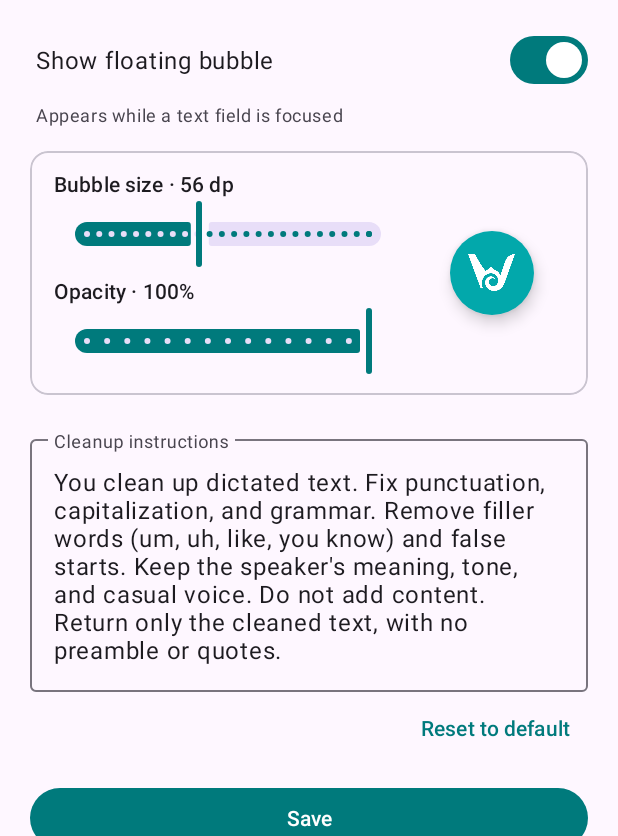
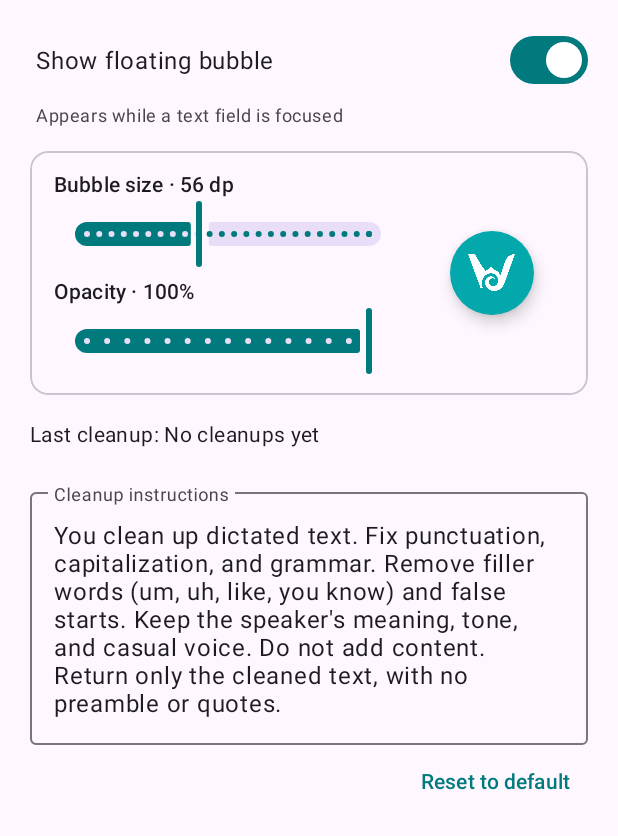
Before and after one commit to tobijeh/Wirlwind, an Android app: the screen it shows after launch (MainActivity), on a phone screen of 412 x 824 dp, the part 400-1236 px from its top. Run offline under Robolectric (Android 15) with nearby library versions, the phone set to English and light mode, and no system bars; 4 statements that could not run were skipped.

Commit message:
Show cleanup errors in the bubble label and record the last result
Toasts from the accessibility overlay may not appear on some phones,
so failures now stay on the bubble for four seconds and the settings
screen shows the last cleanup result.

Co-Authored-By: Claude Opus 5.5 <noreply@anthropic.com>
Claude-Session: https://claude.ai/code/session_015iPVgnDrpLSsnnFGqY5ZRx

```diff
--- a/app/src/main/java/org/wirl/BubbleService.kt
+++ b/app/src/main/java/org/wirl/BubbleService.kt
@@ -212,15 +212,17 @@ class BubbleService : AccessibilityService() {
 
     private fun succeed() {
         setState(State.DONE)
+        prefs.lastResult = "Cleaned up at ${java.text.DateFormat.getTimeInstance().format(java.util.Date())}"
         showLabel(getString(R.string.cleaned_banner), 2500)
         handler.postDelayed(resetDoneRunnable, 1500)
         scheduleCheck(0)
     }
 
+    /** Shows the reason in the bubble's label (it stays visible), and records it for the settings screen. */
     private fun fail(message: String) {
         setState(State.IDLE)
-        hideLabel()
-        toast(message)
+        Prefs(this).lastResult = "Failed: $message"
+        showLabel(message, 4000)
         scheduleCheck(0)
     }
 
--- a/app/src/main/java/org/wirl/MainActivity.kt
+++ b/app/src/main/java/org/wirl/MainActivity.kt
@@ -87,6 +87,7 @@ class MainActivity : AppCompatActivity() {
         } else {
             "${getString(R.string.api_key_saved)}: …${key.takeLast(4)}"
         }
+        binding.lastResult.text = "Last cleanup: ${prefs.lastResult}"
         val enabled = isServiceEnabled()
         binding.accessibilityStatus.setText(
             if (enabled) R.string.accessibility_on else R.string.accessibility_off,
--- a/app/src/main/java/org/wirl/Prefs.kt
+++ b/app/src/main/java/org/wirl/Prefs.kt
@@ -46,6 +46,11 @@ class Prefs(context: Context) {
         get() = plain.getInt(KEY_BUBBLE_OPACITY, DEFAULT_BUBBLE_OPACITY).coerceIn(MIN_BUBBLE_OPACITY, MAX_BUBBLE_OPACITY)
         set(value) = plain.edit().putInt(KEY_BUBBLE_OPACITY, value).apply()
 
+    /** What the last cleanup did, shown on the settings screen so failures can be read later. */
+    var lastResult: String
+        get() = plain.getString(KEY_LAST_RESULT, "No cleanups yet").orEmpty()
+        set(value) = plain.edit().putString(KEY_LAST_RESULT, value).apply()
+
     /** Saved bubble position, or null if the bubble has never been moved. */
     var bubblePosition: Pair<Int, Int>?
         get() = if (plain.contains(KEY_BUBBLE_X)) {
@@ -64,6 +69,7 @@ class Prefs(context: Context) {
         const val KEY_BUBBLE_Y = "bubble_y"
         const val KEY_BUBBLE_SIZE = "bubble_size_dp"
         const val KEY_BUBBLE_OPACITY = "bubble_opacity"
+        const val KEY_LAST_RESULT = "last_result"
 
         const val MIN_BUBBLE_SIZE_DP = 40
         const val MAX_BUBBLE_SIZE_DP = 80
--- a/app/src/main/res/layout/activity_main.xml
+++ b/app/src/main/res/layout/activity_main.xml
@@ -177,6 +177,13 @@
             </LinearLayout>
         </com.google.android.material.card.MaterialCardView>
 
+        <TextView
+            android:id="@+id/lastResult"
+            android:layout_width="match_parent"
+            android:layout_height="wrap_content"
+            android:layout_marginTop="16dp"
+            android:textAppearance="?attr/textAppearanceBodyMedium" />
+
         <!-- Cleanup instructions -->
         <com.google.android.material.textfield.TextInputLayout
             style="@style/Widget.Material3.TextInputLayout.OutlinedBox"
```
